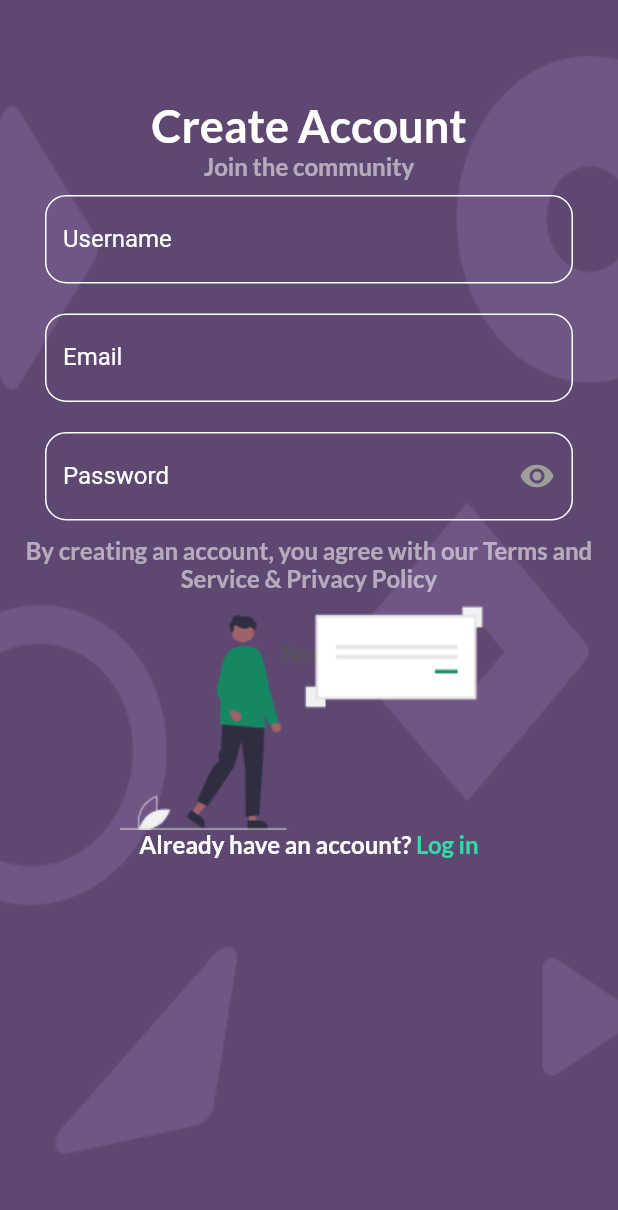
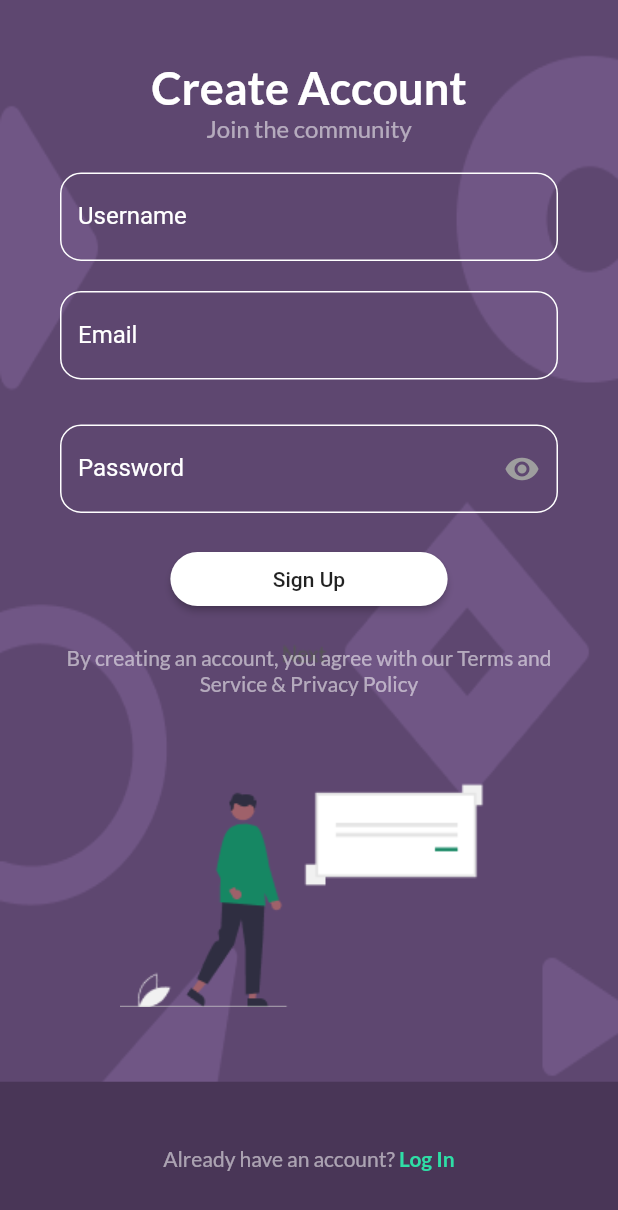
Before and after one commit to Uni-Maps/Uni-Maps, a Flutter app: the screen it shows after launch, on a phone screen of 412 x 824 dp. Shown: the top 1210 px of the screen. Run offline on Flutter 3.47's test engine with Material 2 defaults, Android fonts, the phone set to English and light mode, and no system bars; our stand-ins replace firebase_auth, google_maps_flutter; missing offline and left inert: sign_button; accounts and stored records are empty.

Commit message:
Everything done on create account page except for back button and log in button

```diff
--- a/lib/screens/create_account.dart
+++ b/lib/screens/create_account.dart
@@ -48,7 +48,7 @@ class _Create_AccountState extends State<Create_Account> {
 
               // Padding makes it so that is an invisible barrier
               child: Padding(
-                  padding: const EdgeInsets.fromLTRB(10, 65, 10, 20),
+                  padding: const EdgeInsets.fromLTRB(0, 40, 0, 0),
                   // Creating a container so that the width can fill the entire screen
                   child: Container(
                       // Making width fit the screen depending on the screen size
@@ -76,7 +76,7 @@ class _Create_AccountState extends State<Create_Account> {
                             TextSpan(
                                 text: "Join the community",
                                 style: TextStyle(
-                                    fontFamily: "Lato Bold",
+                                    fontFamily: "Lato Regular",
                                     color: Colors.white54,
                                     fontSize: 16))
                           ]),
@@ -84,7 +84,7 @@ class _Create_AccountState extends State<Create_Account> {
                         // Add in buttons/labels/texts between the title and the image at the bottom
                         // Username
                         Padding(
-                            padding: EdgeInsets.fromLTRB(20, 10, 20, 10),
+                            padding: EdgeInsets.fromLTRB(40, 20, 40, 0),
                             child: TextField(
                                 style: TextStyle(color: Colors.white),
                                 decoration: InputDecoration(
@@ -103,7 +103,7 @@ class _Create_AccountState extends State<Create_Account> {
                                         TextStyle(color: Colors.white)))),
                         // Email
                         Padding(
-                            padding: EdgeInsets.fromLTRB(20, 10, 20, 10),
+                            padding: EdgeInsets.fromLTRB(40, 20, 40, 10),
                             child: TextField(
                                 style: TextStyle(color: Colors.white),
                                 decoration: InputDecoration(
@@ -124,7 +124,7 @@ class _Create_AccountState extends State<Create_Account> {
 
                         // FIGURE OUT WHY THE BORDERS OF THE TEXTFIELD ARE BLACK AND NOT WHITE
                         Padding(
-                            padding: EdgeInsets.fromLTRB(20, 10, 20, 10),
+                            padding: EdgeInsets.fromLTRB(40, 20, 40, 20),
                             child: TextField(
                                 obscureText: isHiddenPassword,
                                 style: TextStyle(color: Colors.white),
@@ -151,42 +151,105 @@ class _Create_AccountState extends State<Create_Account> {
                                     labelText: 'Password',
                                     labelStyle:
                                         TextStyle(color: Colors.white)))),
+                        // Button
+                        Container(
+                          child: Column(
+                            crossAxisAlignment: CrossAxisAlignment.center,
+                            children: <Widget>[
+                              ElevatedButton(
+                                onPressed: () {
+                                  print("Line 135");
+                                },
+                                child: Text(
+                                  "               Sign Up               ",
+                                  style: TextStyle(fontSize: 14),
+                                ),
+                                style: ButtonStyle(
+                                    foregroundColor:
+                                        MaterialStateProperty.all<Color>(
+                                            Colors.black87),
+                                    backgroundColor:
+                                        MaterialStateProperty.all<Color>(
+                                            Colors.white),
+                                    shape: MaterialStateProperty.all<
+                                            RoundedRectangleBorder>(
+                                        RoundedRectangleBorder(
+                                            borderRadius:
+                                                BorderRadius.circular(18),
+                                            side: BorderSide(
+                                                color: Colors.white10)))),
+                              )
+                            ],
+                          ),
+                        ),
 
                         // Text for the terms and services
-                        RichText(
+                        Container(
+                            child: Column(
+                                mainAxisAlignment: MainAxisAlignment.end,
+                                children: <Widget>[
+                              Padding(
+                                padding: EdgeInsets.fromLTRB(25, 20, 25, 0),
+                                child: RichText(
                                   textAlign: TextAlign.center,
                                   text: TextSpan(children: [
                                     TextSpan(
                                         text:
                                             "By creating an account, you agree with our Terms and Service & Privacy Policy",
                                         style: TextStyle(
-                                    fontFamily: "Lato Bold",
+                                            fontFamily: "Lato Regular",
                                             color: Colors.white54,
-                                    fontSize: 16))
+                                            fontSize: 14))
                                   ]),
                                 ),
+                              )
+                            ])),
                         // Adding in the image for the person
+                        Expanded(
+                          // Flex is used to expand compared to the other flexes (3x bigger than the other one)
+                          flex: 10,
+                          child: Image(
+                            image: AssetImage(
+                                "assets/images/people/create_account_person.png"),
+                          ),
+                        ),
 
-                        Image(
-                            image: AssetImage(
-                                "assets/images/people/create_account_person.png")),
-                        RichText(
+                        // Log In button and text
+                        Expanded(
+                          flex: 4,
+                          child: Container(
+                              decoration:
+                                  BoxDecoration(color: Color(0xff493657)),
+                              child: Row(
+                                  crossAxisAlignment: CrossAxisAlignment.center,
+                                  mainAxisAlignment: MainAxisAlignment.center,
+                                  children: <Widget>[
+                                    Padding(
+                                      // In case any padding is ever needed
+                                      padding: EdgeInsets.fromLTRB(0, 0, 0, 0),
+                                      child: Container(
+                                          child: RichText(
                                         textAlign: TextAlign.center,
                                         text: TextSpan(children: [
                                           TextSpan(
                                               text: "Already have an account? ",
                                               style: TextStyle(
-                                    fontFamily: "Lato Bold",
-                                    color: Colors.white,
-                                    fontSize: 16)),
+                                                  fontFamily: "Lato Regular",
+                                                  color: Colors.white54,
+                                                  fontSize: 14)),
+                                          // Turn into a button
                                           TextSpan(
-                                text: "Log in",
+                                              text: "Log In",
                                               style: TextStyle(
                                                   fontFamily: "Lato Bold",
-                                    color: Color(0xff2EDEA6),
-                                    fontSize: 16))
+                                                  color: Color(
+                                                      0xff2EDEA6), // Green
+                                                  fontSize: 14)),
                                         ]),
+                                      )),
                                     ),
+                                  ])),
+                        )
                       ]))))
         ]));
   }
--- a/pubspec.yaml
+++ b/pubspec.yaml
@@ -78,6 +78,10 @@ flutter:
       fonts:
         - asset: assets/fonts/Lato/Lato-Bold.ttf
 
+    - family: Lato Regular
+      fonts:
+        - asset: assets/fonts/Lato/Lato-Regular.ttf
+
   # assets:
   #   - images/a_dot_burr.jpeg
   #   - images/a_dot_ham.jpeg
```
Lines whose indentation alone changed are shown as unchanged.
